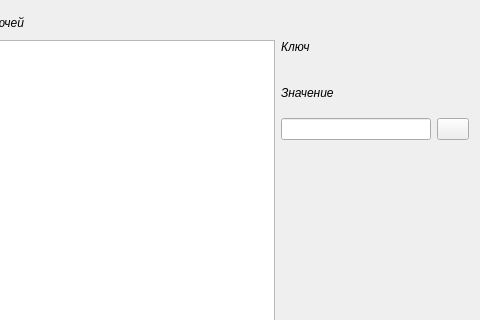
Above: klever/plugins/tube/widgets/settings/settingsform.ui from gen1izh/cpp before the change; both pictures show x 101 to 581 and y 0 to 320 of the 581 by 480 pixel window. Below: the same form after it.
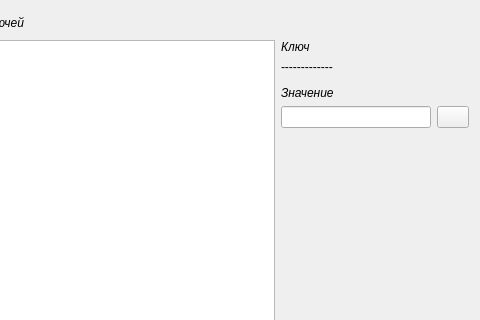
That is the form after the change. Icons and pictures are not drawn.

```diff
--- a/klever/plugins/tube/widgets/settings/settingsform.ui
+++ b/klever/plugins/tube/widgets/settings/settingsform.ui
@@ -14,7 +14,7 @@
    <string>Form</string>
   </property>
   <layout class="QGridLayout" name="gridLayout">
-   <item row="9" column="4">
+   <item row="10" column="4">
     <spacer name="verticalSpacer">
      <property name="orientation">
       <enum>Qt::Vertical</enum>
@@ -39,29 +39,6 @@
      </property>
     </widget>
    </item>
-   <item row="7" column="5">
-    <widget class="QPushButton" name="editButton">
-     <property name="maximumSize">
-      <size>
-       <width>32</width>
-       <height>32</height>
-      </size>
-     </property>
-     <property name="autoFillBackground">
-      <bool>false</bool>
-     </property>
-     <property name="text">
-      <string/>
-     </property>
-     <property name="icon">
-      <iconset resource="../../../../core/frameWork/resources/framework_resources.qrc">
-       <normaloff>:/images/SilkCompanion1/icons/bullet_edit.png</normaloff>:/images/SilkCompanion1/icons/bullet_edit.png</iconset>
-     </property>
-     <property name="flat">
-      <bool>false</bool>
-     </property>
-    </widget>
-   </item>
    <item row="0" column="2" colspan="4">
     <spacer name="horizontalSpacer">
      <property name="orientation">
@@ -87,27 +64,6 @@
      </property>
     </widget>
    </item>
-   <item row="7" column="4">
-    <widget class="QLineEdit" name="valueEdit">
-     <property name="maximumSize">
-      <size>
-       <width>150</width>
-       <height>16777215</height>
-      </size>
-     </property>
-    </widget>
-   </item>
-   <item row="0" column="0">
-    <widget class="QToolButton" name="updateButton">
-     <property name="text">
-      <string/>
-     </property>
-     <property name="icon">
-      <iconset resource="../../../../core/frameWork/resources/framework_resources.qrc">
-       <normaloff>:/images/SilkCompanion1/icons/reload.png</normaloff>:/images/SilkCompanion1/icons/reload.png</iconset>
-     </property>
-    </widget>
-   </item>
    <item row="1" column="4">
     <widget class="QLabel" name="label_3">
      <property name="font">
@@ -120,14 +76,25 @@
      </property>
     </widget>
    </item>
+   <item row="0" column="0">
+    <widget class="QToolButton" name="updateButton">
+     <property name="text">
+      <string/>
+     </property>
+     <property name="icon">
+      <iconset resource="../../../../core/frameWork/resources/framework_resources.qrc">
+       <normaloff>:/images/SilkCompanion1/icons/reload.png</normaloff>:/images/SilkCompanion1/icons/reload.png</iconset>
+     </property>
+    </widget>
+   </item>
    <item row="2" column="4">
     <widget class="QLabel" name="keyLabel">
      <property name="text">
-      <string/>
+      <string>-------------</string>
      </property>
     </widget>
    </item>
-   <item row="1" column="0" rowspan="11" colspan="4">
+   <item row="1" column="0" rowspan="12" colspan="4">
     <widget class="QListWidget" name="keysListWidget">
      <property name="maximumSize">
       <size>
@@ -137,6 +104,39 @@
      </property>
     </widget>
    </item>
+   <item row="5" column="4">
+    <widget class="QLineEdit" name="valueEdit">
+     <property name="maximumSize">
+      <size>
+       <width>150</width>
+       <height>16777215</height>
+      </size>
+     </property>
+    </widget>
+   </item>
+   <item row="5" column="5">
+    <widget class="QPushButton" name="editButton">
+     <property name="maximumSize">
+      <size>
+       <width>32</width>
+       <height>32</height>
+      </size>
+     </property>
+     <property name="autoFillBackground">
+      <bool>false</bool>
+     </property>
+     <property name="text">
+      <string/>
+     </property>
+     <property name="icon">
+      <iconset resource="../../../../core/frameWork/resources/framework_resources.qrc">
+       <normaloff>:/images/SilkCompanion1/icons/bullet_edit.png</normaloff>:/images/SilkCompanion1/icons/bullet_edit.png</iconset>
+     </property>
+     <property name="flat">
+      <bool>false</bool>
+     </property>
+    </widget>
+   </item>
   </layout>
  </widget>
  <resources>
```
